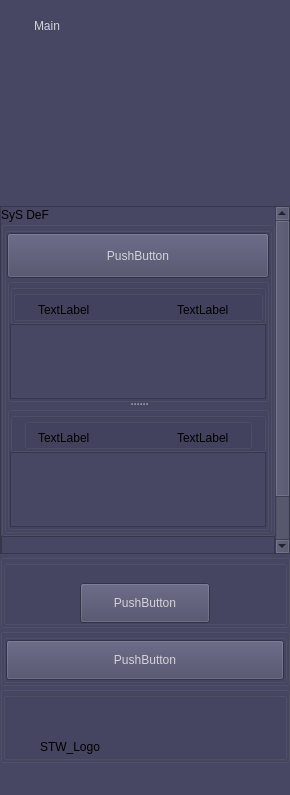
Qt form opensyde_tool/src/navigable_gui/C_NagNaviBarWidget.ui (openSYDE/openSYDE) before a commit.
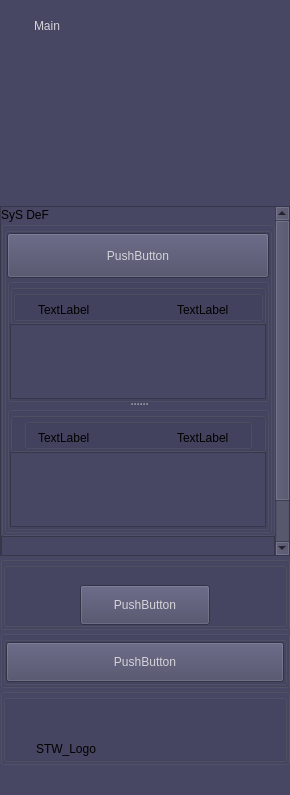
The same form after that commit. Custom widgets are drawn as their Qt base class.

The edit to the form file:
```diff
--- a/opensyde_tool/src/navigable_gui/C_NagNaviBarWidget.ui
+++ b/opensyde_tool/src/navigable_gui/C_NagNaviBarWidget.ui
@@ -252,7 +252,7 @@
     <number>0</number>
    </property>
    <property name="bottomMargin">
-    <number>32</number>
+    <number>30</number>
    </property>
    <item>
     <layout class="QVBoxLayout" name="pc_VerticalLayout" stretch="0,0,0,1000,1,0,0">
@@ -968,7 +968,7 @@
                </property>
                <property name="sizeHint" stdset="0">
                 <size>
-                 <width>34</width>
+                 <width>30</width>
                  <height>20</height>
                 </size>
                </property>
```
